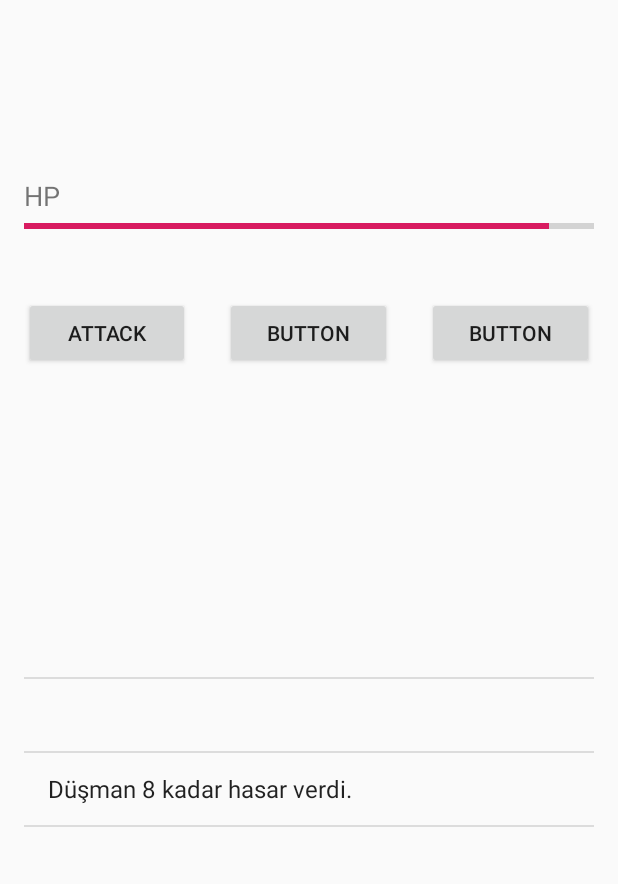
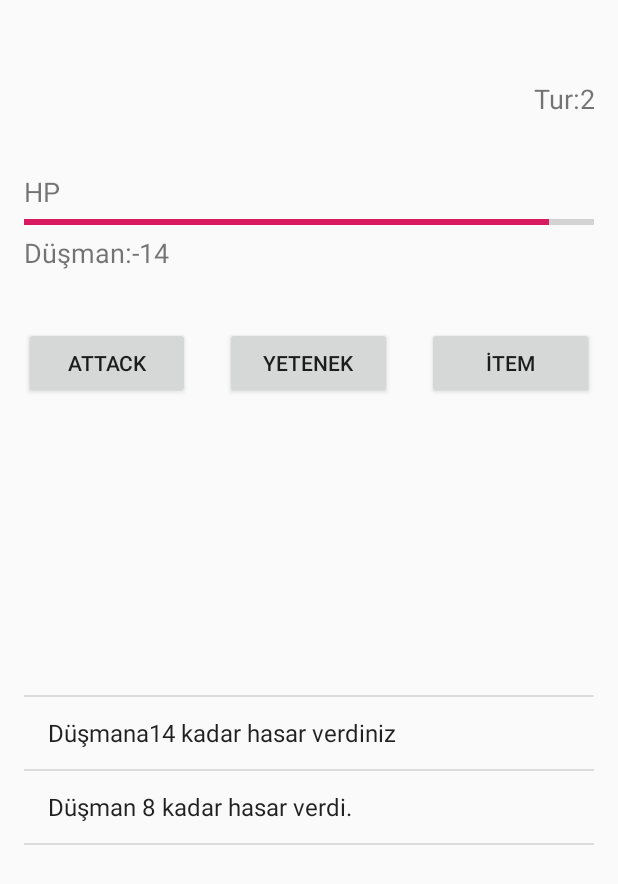
Before and after one commit to mobilproje2019/deneme, an Android app: the dovusdeneme screen opened directly, with no data from a screen before it, after a tap on "ATTACK", on a phone screen of 412 x 824 dp. Shown: the top 884 px of the screen. Run offline under Robolectric (Android 15) with nearby library versions, the phone set to English and light mode, and no system bars; 3 statements that could not run were skipped.

Commit message:
Artık Düşmanla kapılıyoz öldürünce sadece kazandınız diyor başka bir şey yok şuanlık 1 düşman için çalışıyor ama kod daha fazla düşman için çalışmya göre tasarlanmıştır.

```diff
--- a/app/src/main/java/com/example/deneme/dovusdeneme.java
+++ b/app/src/main/java/com/example/deneme/dovusdeneme.java
@@ -23,40 +23,34 @@ public class dovusdeneme extends AppCompatActivity {
     LinearLayout layout;
     ScrollView scrollView;
 
-    TextView isim,history;
+    TextView isim,g_tur,dhp;
     ProgressBar g_hp;
     ListView list;
     ArrayAdapter<String> adapter;
     Button atak;
+
     int d_seviye=1;
     int hp=100;
-    int dusman=1;
-    int tur=0;
-    int dhp=100;
+    int dusmans= 1;
+    int tur=1;
+    int dusmansayisi=0;
+    int [][] dusman;
     ArrayList<String> log;
 
     public void dusmanvurus() {
-        if (hp > 0) {
-
-
-        for (int i = 0; i < dusman; i++) {
+        for (int i = 0; i < dusmans; i++) {
             Random rnd = new Random();
 
             int hasar = rnd.nextInt(10 + d_seviye * 2) + 1 + d_seviye * 3;
 
-            log.add("Düşman " + String.valueOf(hasar) + " kadar hasar verdi.");
-            hp -= hasar;
+            log.add("Düşman "+String.valueOf(hasar)+" kadar hasar verdi.");
+            hp -=hasar;
 
             goster();
         }
+        tur++;
     }
-        else
-        {
-            log.add("Kaybettiniz");
-            goster();
-        }
-    }
-
+//region Göster
 public void goster()
 {
     isim.setText(karakter.isim);
@@ -65,14 +59,34 @@ public void goster()
     {
         log.remove(0);
     }
+    g_tur.setText("Tur:"+tur);
+    dhp.setText("Düşman:"+dusman[dusmansayisi][0]);
     adapter.notifyDataSetChanged();
+}
+//endregion
 
-}
+//region Düşman Oluşması
+    public void dusmanolustur(int sayi,int tip, int makslevel)
+    {
+       dusman=new int[sayi][3];        //hp , atak , skill tur
+        for(int i=0;i<sayi;i++)
+        {
+            Random rnd =new Random();
+        int seviye=rnd.nextInt(makslevel)+makslevel/2+1;
+       dusman[i][0] = com.example.deneme.dusman.dusman[tip][1] + seviye*2;
+       dusman[i][1]=com.example.deneme.dusman.dusman[tip][2] + seviye*2;
+       dusman[i][2]= com.example.deneme.dusman.dusman[tip][3];
+        }
+    }
+//endregion
+
     @Override
     protected void onCreate(Bundle savedInstanceState) {
         super.onCreate(savedInstanceState);
         setContentView(R.layout.activity_dovusdeneme);
 
+        g_tur=findViewById(R.id.tur);
+        dhp=findViewById(R.id.dhp);
         list=findViewById(R.id.liste);
         log= new ArrayList<String>();
         isim=findViewById(R.id.g_ad);
@@ -86,18 +100,36 @@ public void goster()
 
         list.setAdapter(adapter);
 
+        dusmanolustur(1,1,5);
 
         goster();
 
+//region Attack
         atak.setOnClickListener(new View.OnClickListener() {
             @Override
             public void onClick(View view) {
                 Random rnd=new Random();
-                dhp -=rnd.nextInt(karakter.stat[0]+20)+1+karakter.stat[0]*3;
+                int hit=rnd.nextInt(karakter.stat[0]+20)+1+karakter.stat[0]*3;
+                dusman[dusmansayisi][0] -=hit;
+                log.add("Düşmana" + String.valueOf(hit) +" kadar hasar verdiniz");
                 dusmanvurus();
-                tur++;
+                if(dusman[dusmansayisi][0]<1)
+                {
+                    if(dusmansayisi != dusmans-1)
+                    dusmansayisi++;
+                    else
+                      kazandın();
+                }
                 goster();
             }
         });
     }
+//endregion
+
+    public  void kazandın()
+    {
+        Toast.makeText(dovusdeneme.this,"KAZANDIN!",Toast.LENGTH_SHORT).show();
+    }
+
+
 }
--- a/app/src/main/java/com/example/deneme/uret.java
+++ b/app/src/main/java/com/example/deneme/uret.java
@@ -151,9 +151,10 @@ public class uret extends AppCompatActivity {
         ev.setOnClickListener(new View.OnClickListener() {
             @Override
             public void onClick(View view) {
-                if(yap(2))
-                    yapilar.yapi[3][3]=0;
-                unlocks.ev=0;
+                if(yap(2)) {
+                    yapilar.yapi[3][3] = 0;
+                    unlocks.ev = 0;
+                }
                 refresh(b_gosterge,t_gosterge);
             }
         });
--- a/app/src/main/res/layout/activity_dovusdeneme.xml
+++ b/app/src/main/res/layout/activity_dovusdeneme.xml
@@ -29,17 +29,29 @@
                 android:layout_height="wrap_content"
                 android:layout_weight="0.5" />
 
+            <LinearLayout
+                android:layout_width="match_parent"
+                android:layout_height="wrap_content"
+                android:layout_weight="0.5"
+                android:orientation="horizontal">
+
                 <TextView
                     android:id="@+id/g_ad"
                     android:layout_width="match_parent"
                     android:layout_height="wrap_content"
+                    android:layout_weight="1"
                     android:text="TextView"
                     android:textSize="18sp" />
 
-            <Space
+                <TextView
+                    android:id="@+id/tur"
                     android:layout_width="match_parent"
                     android:layout_height="wrap_content"
-                android:layout_weight="0.5" />
+                    android:layout_weight="1"
+                    android:text="Tur:"
+                    android:textAlignment="textEnd"
+                    android:textSize="18sp" />
+            </LinearLayout>
 
             <TextView
                 android:id="@+id/textView15"
@@ -65,10 +77,20 @@
                 android:layout_height="wrap_content"
                 android:layout_weight="0" />
 
-            <Space
+            <LinearLayout
                 android:layout_width="match_parent"
                 android:layout_height="wrap_content"
-                android:layout_weight="0.5" />
+                android:layout_weight="0.5"
+                android:orientation="horizontal">
+
+                <TextView
+                    android:id="@+id/dhp"
+                    android:layout_width="wrap_content"
+                    android:layout_height="wrap_content"
+                    android:layout_weight="1"
+                    android:text="Düşman:"
+                    android:textSize="18sp" />
+            </LinearLayout>
 
             <LinearLayout
                 android:layout_width="match_parent"
@@ -90,11 +112,11 @@
                     android:layout_weight="1" />
 
                 <Button
-                    android:id="@+id/button3"
+                    android:id="@+id/skill"
                     android:layout_width="wrap_content"
                     android:layout_height="wrap_content"
                     android:layout_weight="1"
-                    android:text="Button" />
+                    android:text="Yetenek" />
 
                 <Space
                     android:layout_width="wrap_content"
@@ -102,11 +124,11 @@
                     android:layout_weight="1" />
 
                 <Button
-                    android:id="@+id/button4"
+                    android:id="@+id/item"
                     android:layout_width="wrap_content"
                     android:layout_height="wrap_content"
                     android:layout_weight="1"
-                    android:text="Button" />
+                    android:text="İtem" />
             </LinearLayout>
         </LinearLayout>
 
```
Lines whose indentation alone changed are shown as unchanged.
